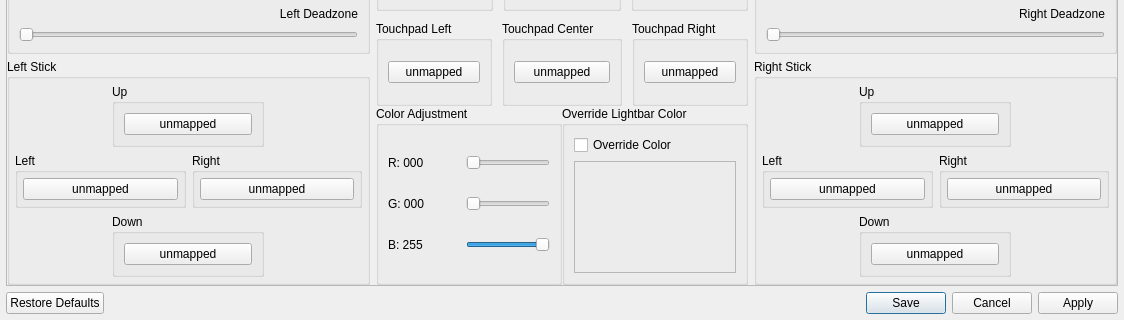
Qt form settings/control_settings.ui (rainmakerv3/BB_Launcher) before a commit; both pictures show x 0 to 1124 and y 527 to 847 of the 1124 by 847 pixel window.
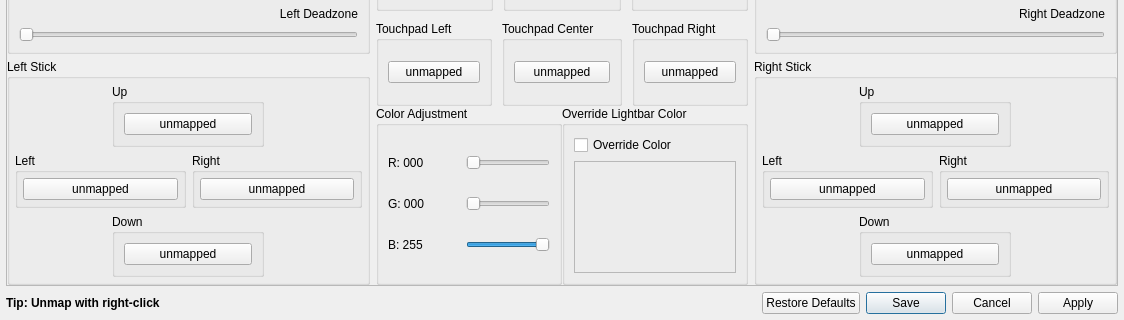
The same form after that commit. Icons and pictures are not drawn. Custom widgets are drawn as their Qt base class.

```diff
--- a/settings/control_settings.ui
+++ b/settings/control_settings.ui
@@ -1688,17 +1688,46 @@
     </widget>
    </item>
    <item>
-    <widget class="QDialogButtonBox" name="buttonBox">
-     <property name="standardButtons">
-      <set>QDialogButtonBox::StandardButton::Apply|QDialogButtonBox::StandardButton::Cancel|QDialogButtonBox::StandardButton::RestoreDefaults|QDialogButtonBox::StandardButton::Save</set>
-     </property>
-     <property name="centerButtons">
-      <bool>false</bool>
-     </property>
-    </widget>
+    <layout class="QHBoxLayout" name="horizontalLayout_16">
+     <item>
+      <widget class="QLabel" name="label">
+       <property name="font">
+        <font>
+         <bold>true</bold>
+        </font>
+       </property>
+       <property name="text">
+        <string>Tip: Unmap with right-click</string>
+       </property>
+      </widget>
+     </item>
+     <item>
+      <widget class="QDialogButtonBox" name="buttonBox">
+       <property name="sizePolicy">
+        <sizepolicy hsizetype="Fixed" vsizetype="Fixed">
+         <horstretch>0</horstretch>
+         <verstretch>0</verstretch>
+        </sizepolicy>
+       </property>
+       <property name="standardButtons">
+        <set>QDialogButtonBox::StandardButton::Apply|QDialogButtonBox::StandardButton::Cancel|QDialogButtonBox::StandardButton::RestoreDefaults|QDialogButtonBox::StandardButton::Save</set>
+       </property>
+       <property name="centerButtons">
+        <bool>false</bool>
+       </property>
+      </widget>
+     </item>
+    </layout>
    </item>
   </layout>
  </widget>
+ <customwidgets>
+  <customwidget>
+   <class>QRightClickButton</class>
+   <extends>QPushButton</extends>
+   <header>settings/RightClickButton.h</header>
+  </customwidget>
+ </customwidgets>
  <resources>
   <include location="../dist/BBLauncher.qrc"/>
  </resources>
```
Left out of the diff: 58 changed lines with no effect on the pictures.
